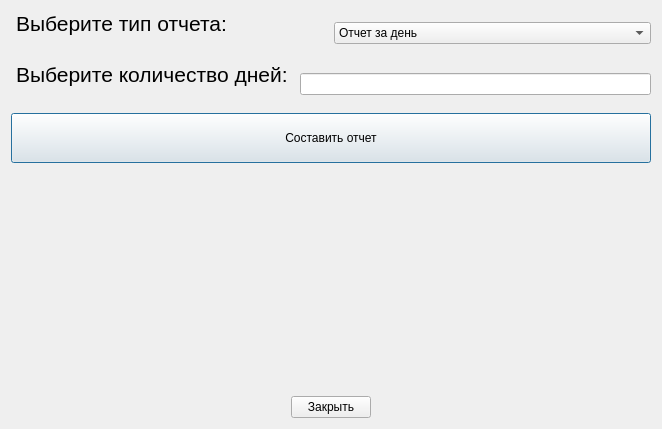
kamicute2/control_system, file System/report.ui: the form before one commit.
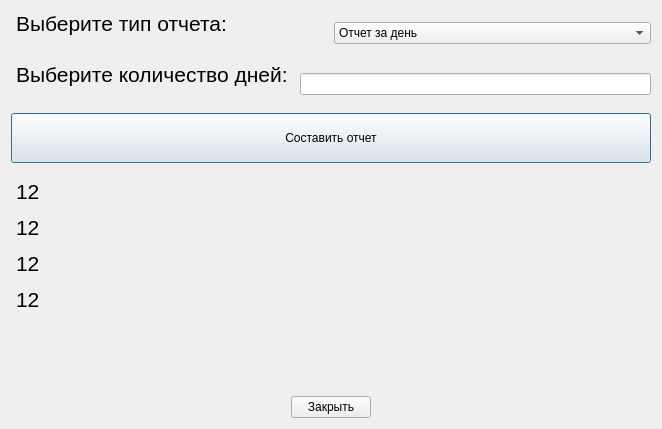
The form after the commit.

Commit message:
Report full functions
Finished working on the report functions. Added a search bar (not working yet).

The edit to the form file:
```diff
--- a/System/report.ui
+++ b/System/report.ui
@@ -13,7 +13,7 @@
   <property name="windowTitle">
    <string>Dialog</string>
   </property>
-  <layout class="QVBoxLayout" name="verticalLayout">
+  <layout class="QVBoxLayout" name="verticalLayout_2">
    <item>
     <layout class="QHBoxLayout" name="horizontalLayout">
      <item>
@@ -105,6 +105,78 @@
      </property>
     </widget>
    </item>
+   <item>
+    <layout class="QVBoxLayout" name="verticalLayout">
+     <item>
+      <widget class="QLabel" name="label_3">
+       <property name="font">
+        <font>
+         <family>Arial</family>
+         <pointsize>16</pointsize>
+        </font>
+       </property>
+       <property name="styleSheet">
+        <string notr="true">margin-top: 10px;
+</string>
+       </property>
+       <property name="text">
+        <string>12</string>
+       </property>
+      </widget>
+     </item>
+     <item>
+      <widget class="QLabel" name="label_4">
+       <property name="font">
+        <font>
+         <family>Arial</family>
+         <pointsize>16</pointsize>
+        </font>
+       </property>
+       <property name="styleSheet">
+        <string notr="true">margin-top: 5px;
+</string>
+       </property>
+       <property name="text">
+        <string>12</string>
+       </property>
+      </widget>
+     </item>
+     <item>
+      <widget class="QLabel" name="label_5">
+       <property name="font">
+        <font>
+         <family>Arial</family>
+         <pointsize>16</pointsize>
+        </font>
+       </property>
+       <property name="styleSheet">
+        <string notr="true">margin-top: 5px;
+</string>
+       </property>
+       <property name="text">
+        <string>12</string>
+       </property>
+      </widget>
+     </item>
+     <item>
+      <widget class="QLabel" name="label_6">
+       <property name="font">
+        <font>
+         <family>Arial</family>
+         <pointsize>16</pointsize>
+        </font>
+       </property>
+       <property name="styleSheet">
+        <string notr="true">margin-top: 5px;
+</string>
+       </property>
+       <property name="text">
+        <string>12</string>
+       </property>
+      </widget>
+     </item>
+    </layout>
+   </item>
    <item>
     <spacer name="verticalSpacer">
      <property name="orientation">
```
The commit also changes 12 other files.
